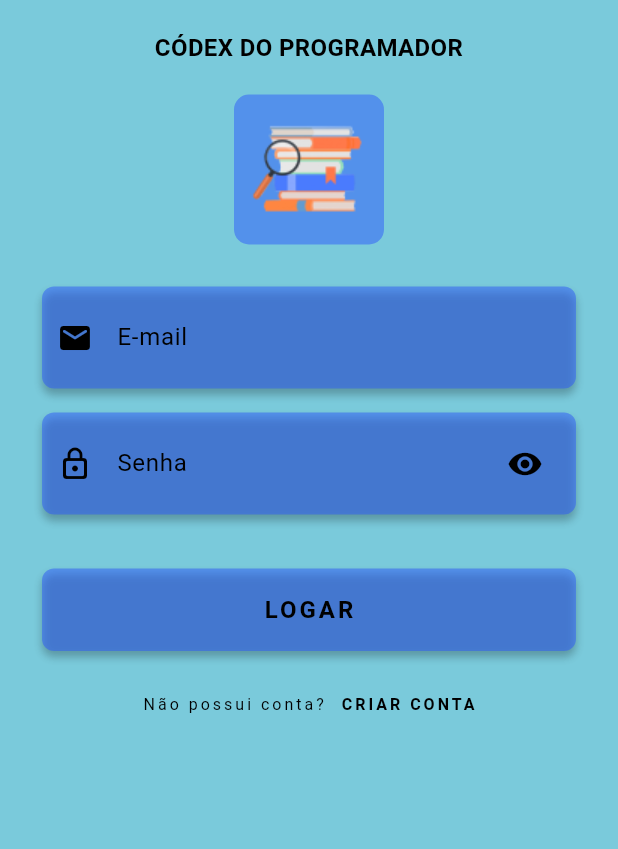
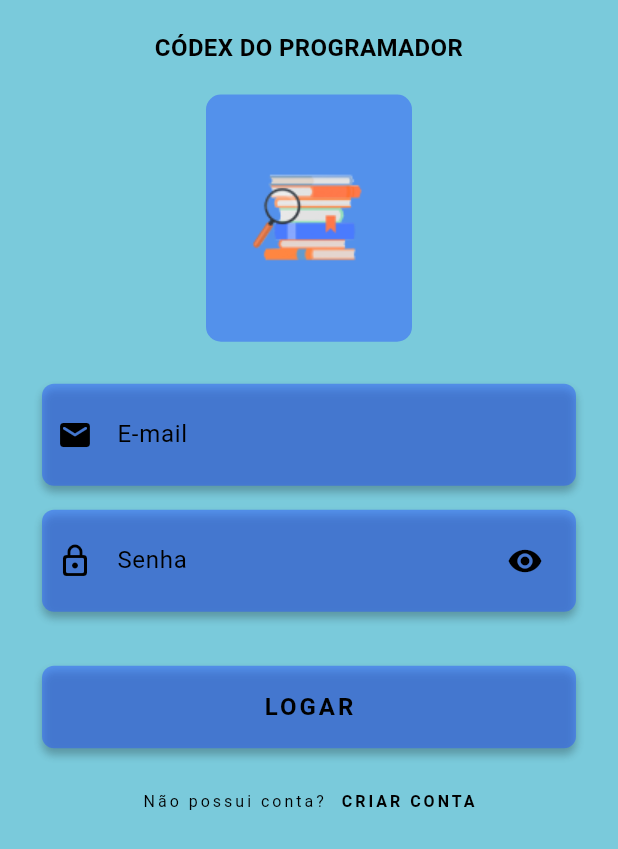
Before and after one commit to karen-matsunaga/DictionaryApp, a Flutter app: the screen it shows after launch, on a phone screen of 412 x 824 dp. Shown: the top 849 px of the screen. Run offline on Flutter 3.47's test engine with Material 3 defaults, Android fonts, the phone set to English and light mode, and no system bars; our stand-ins replace shared_preferences, sqflite; accounts and stored records are empty.

Commit message:
2024-07-10 Organized files

```diff
--- a/lib/views/login/login_widget.dart
+++ b/lib/views/login/login_widget.dart
@@ -33,7 +33,7 @@ class _LoginPageState extends State<LoginPage> {
 
   // FUNÇÃO LOGIN PARA VERIFICAÇÃO DOS DADOS
   login() async {
-    Users? userDetails = await db.getUser(emailController.text);
+    // Users? userDetails = await db.getUser(emailController.text);
     var response = await db.authenticate(
       Users(
         userName: usernameController.text,
@@ -47,7 +47,7 @@ class _LoginPageState extends State<LoginPage> {
       Navigator.push(
         context,
         MaterialPageRoute(
-          builder: (context) => HomePage(profile: userDetails),
+          builder: (context) => const HomePage(),
         ),
       );
     } else {
--- a/lib/views/login/logo_widget.dart
+++ b/lib/views/login/logo_widget.dart
@@ -6,22 +6,27 @@ class LogoApp extends StatelessWidget {
 
   @override
   Widget build(BuildContext context) {
+    // ALTURA E COMPRIMENTO DA BORDA E IMAGEM
+    final double width = MediaQuery.of(context).size.width;
+    final double height = MediaQuery.of(context).size.height;
+
     // FUNDO DA LOGO
     return Container(
-      width: 100,
-      height: 100,
+      width: width / 3,
+      height: height / 5,
       margin: const EdgeInsets.all(20),
       decoration: BoxDecoration(
           color: Theme.of(context).brightness == Brightness.dark
               ? Colors.grey
               : appLogo,
           borderRadius: BorderRadius.circular(10)),
+
       // IMAGEM DA LOGO
       child: Center(
         child: Image.asset(
           'assets/logo.png',
-          width: 100,
-          height: 100,
+          width: width / 3,
+          height: height / 5,
         ),
       ),
     );
```
Also changed, not shown: lib/models/dbhelper.dart (+5 -5 lines), lib/views/home/homepage_widget.dart (+4 -6 lines).
